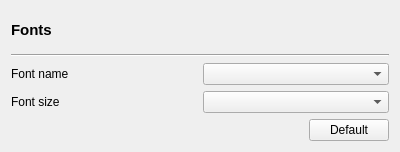
The window that src/GUI/FontConfig/GUI_FontConfig.ui (return42/sayonara) describes before a commit, drawn with Qt 5.
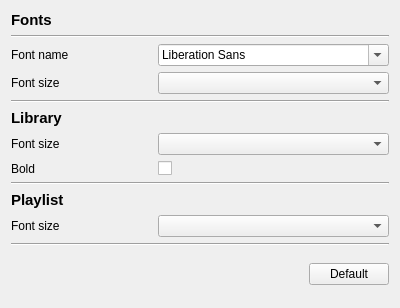
The same window after the commit.

Commit message: Musixmatch update, style and font dialog update

Diff of the .ui file:
```diff
--- a/src/GUI/FontConfig/GUI_FontConfig.ui
+++ b/src/GUI/FontConfig/GUI_FontConfig.ui
@@ -7,10 +7,34 @@
     <x>0</x>
     <y>0</y>
     <width>400</width>
-    <height>152</height>
+    <height>308</height>
    </rect>
   </property>
   <layout class="QGridLayout" name="gridLayout">
+   <item row="13" column="1">
+    <widget class="QComboBox" name="combo_pl_size"/>
+   </item>
+   <item row="9" column="0">
+    <widget class="QLabel" name="label_5">
+     <property name="text">
+      <string>Font size</string>
+     </property>
+    </widget>
+   </item>
+   <item row="12" column="0">
+    <widget class="QLabel" name="label_4">
+     <property name="font">
+      <font>
+       <pointsize>11</pointsize>
+       <weight>75</weight>
+       <bold>true</bold>
+      </font>
+     </property>
+     <property name="text">
+      <string>Playlist</string>
+     </property>
+    </widget>
+   </item>
    <item row="0" column="0">
     <widget class="QLabel" name="lab_title">
      <property name="font">
@@ -25,34 +49,28 @@
      </property>
     </widget>
    </item>
-   <item row="1" column="0" colspan="2">
-    <widget class="Line" name="line">
+   <item row="7" column="0">
+    <widget class="QLabel" name="label_3">
+     <property name="font">
+      <font>
+       <pointsize>11</pointsize>
+       <weight>75</weight>
+       <bold>true</bold>
+      </font>
+     </property>
+     <property name="text">
+      <string>Library</string>
+     </property>
+    </widget>
+   </item>
+   <item row="11" column="0" colspan="2">
+    <widget class="Line" name="line_2">
      <property name="orientation">
       <enum>Qt::Horizontal</enum>
      </property>
     </widget>
    </item>
-   <item row="2" column="0">
-    <widget class="QLabel" name="label_2">
-     <property name="text">
-      <string>Font name</string>
-     </property>
-    </widget>
-   </item>
-   <item row="2" column="1">
-    <widget class="QComboBox" name="combo_fonts"/>
-   </item>
-   <item row="3" column="0">
-    <widget class="QLabel" name="label">
-     <property name="text">
-      <string>Font size</string>
-     </property>
-    </widget>
-   </item>
-   <item row="3" column="1">
-    <widget class="QComboBox" name="combo_sizes"/>
-   </item>
-   <item row="4" column="0" colspan="2">
+   <item row="15" column="0" rowspan="4" colspan="2">
     <layout class="QHBoxLayout" name="horizontalLayout">
      <item>
       <spacer name="horizontalSpacer">
@@ -76,6 +94,71 @@
      </item>
     </layout>
    </item>
+   <item row="3" column="0">
+    <widget class="QLabel" name="label">
+     <property name="text">
+      <string>Font size</string>
+     </property>
+    </widget>
+   </item>
+   <item row="1" column="0" colspan="2">
+    <widget class="Line" name="line">
+     <property name="orientation">
+      <enum>Qt::Horizontal</enum>
+     </property>
+    </widget>
+   </item>
+   <item row="2" column="0">
+    <widget class="QLabel" name="label_2">
+     <property name="text">
+      <string>Font name</string>
+     </property>
+    </widget>
+   </item>
+   <item row="10" column="1">
+    <widget class="QCheckBox" name="cb_lib_bold">
+     <property name="text">
+      <string/>
+     </property>
+    </widget>
+   </item>
+   <item row="10" column="0">
+    <widget class="QLabel" name="label_7">
+     <property name="text">
+      <string>Bold</string>
+     </property>
+    </widget>
+   </item>
+   <item row="13" column="0">
+    <widget class="QLabel" name="label_6">
+     <property name="text">
+      <string>Font size</string>
+     </property>
+    </widget>
+   </item>
+   <item row="9" column="1">
+    <widget class="QComboBox" name="combo_lib_size"/>
+   </item>
+   <item row="2" column="1">
+    <widget class="QFontComboBox" name="combo_fonts"/>
+   </item>
+   <item row="3" column="1">
+    <widget class="QComboBox" name="combo_sizes"/>
+   </item>
+   <item row="4" column="0" colspan="2">
+    <widget class="Line" name="line_3">
+     <property name="orientation">
+      <enum>Qt::Horizontal</enum>
+     </property>
+    </widget>
+   </item>
+   <item row="14" column="0" colspan="2">
+    <widget class="Line" name="line_4">
+     <property name="orientation">
+      <enum>Qt::Horizontal</enum>
+     </property>
+    </widget>
+   </item>
   </layout>
  </widget>
  <resources/>
```
The commit also changes 61 other files.
